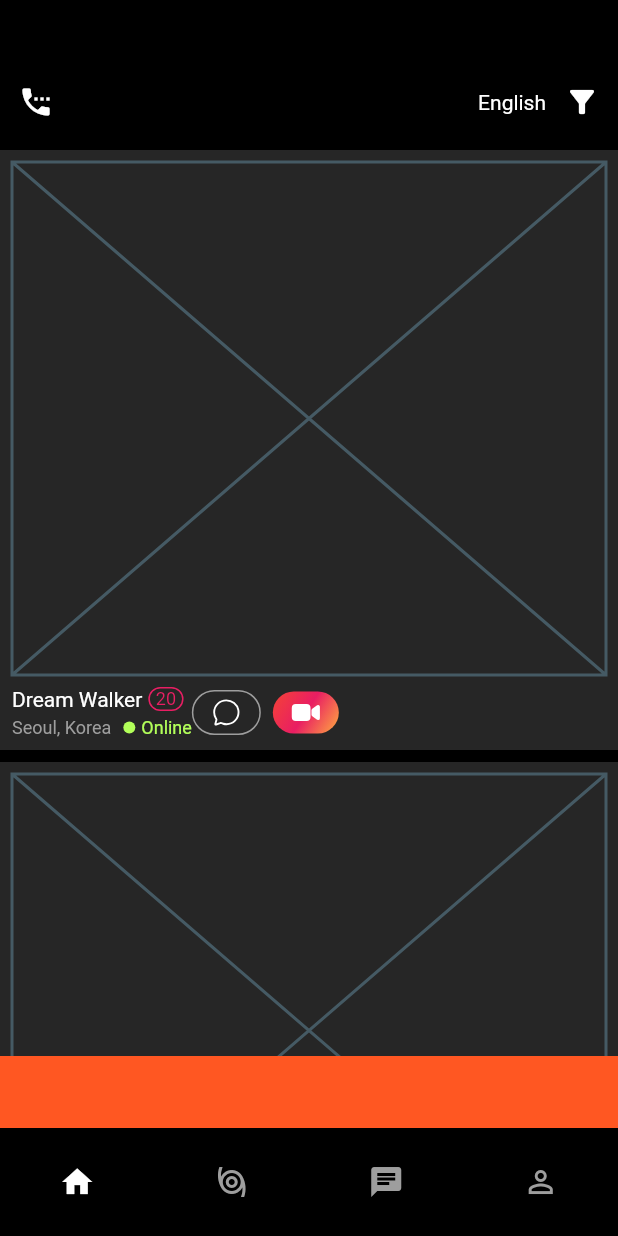
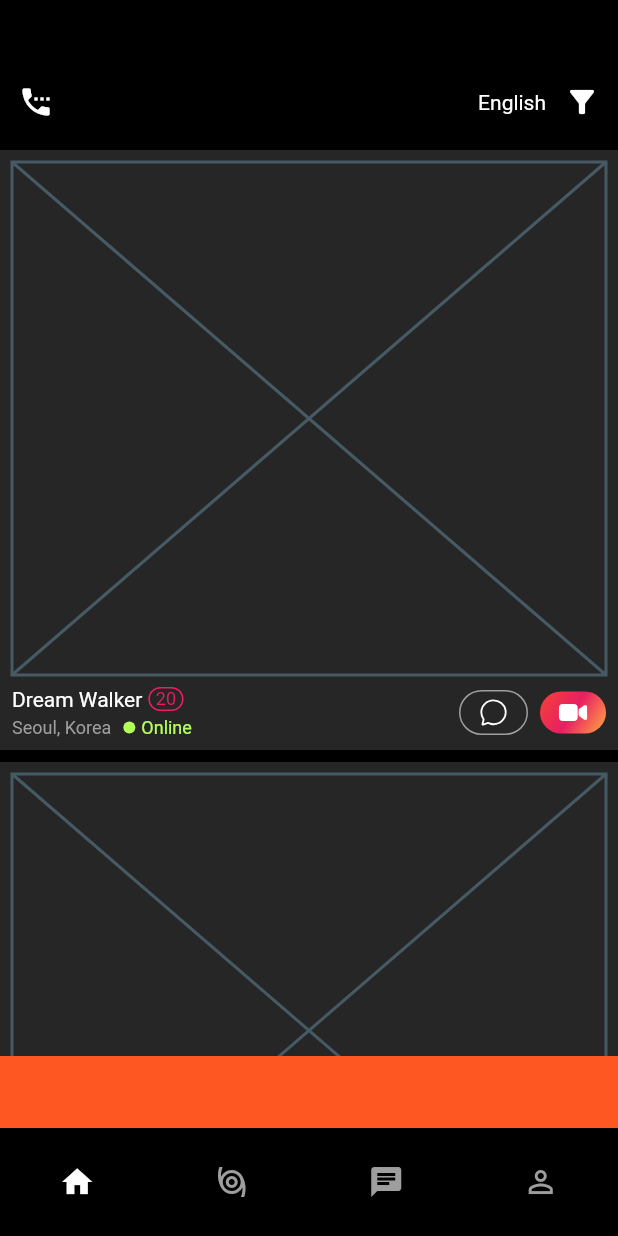
Before and after one commit to JAICHANGPARK/flutter_notebook_18th_story, a Flutter app: the screen it shows after launch, on a phone screen of 412 x 824 dp. Run offline on Flutter 3.47's test engine with Material 2 defaults, Android fonts, the phone set to English and light mode, and no system bars; our stand-ins replace cached_network_image, flutter_riverpod, go_router, ionicons.

Commit message:
Update dating_app_main_page.dart

```diff
--- a/lib/ep1057_dating_app/src/ui/dating_app_main_page.dart
+++ b/lib/ep1057_dating_app/src/ui/dating_app_main_page.dart
@@ -117,38 +117,44 @@ class DatingAppMainPage extends ConsumerWidget {
                                 )
                               ],
                             ),
+                            const Spacer(),
                             Container(
                               decoration: BoxDecoration(
                                   border: Border.all(
                                     color: Colors.grey,
                                   ),
                                   borderRadius: BorderRadius.circular(16)),
-                              padding: EdgeInsets.symmetric(horizontal: 12, vertical: 4),
-                              child: Icon(
+                              padding: const EdgeInsets.symmetric(
+                                horizontal: 12,
+                                vertical: 4,
+                              ),
+                              child: const Icon(
                                 Ionicons.chatbubble_outline,
                                 color: Colors.white,
                                 size: 20,
                               ),
                             ),
-                            SizedBox(
+                            const SizedBox(
                               width: 8,
                             ),
                             Container(
                               decoration: BoxDecoration(
                                 borderRadius: BorderRadius.circular(16),
-                                  gradient: LinearGradient(
+                                gradient: const LinearGradient(
                                   begin: Alignment.topLeft,
                                   end: Alignment.bottomRight,
                                   colors: [
                                     Colors.red,
                                     Colors.pink,
                                     Colors.orangeAccent,
-                              ])),
-                              padding: EdgeInsets.symmetric(
+                                  ],
+                                ),
+                              ),
+                              padding: const EdgeInsets.symmetric(
                                 horizontal: 12,
                                 vertical: 4,
                               ),
-                              child: Icon(
+                              child: const Icon(
                                 Ionicons.videocam,
                                 color: Colors.white,
                                 size: 20,
```
Lines whose indentation alone changed are shown as unchanged.
